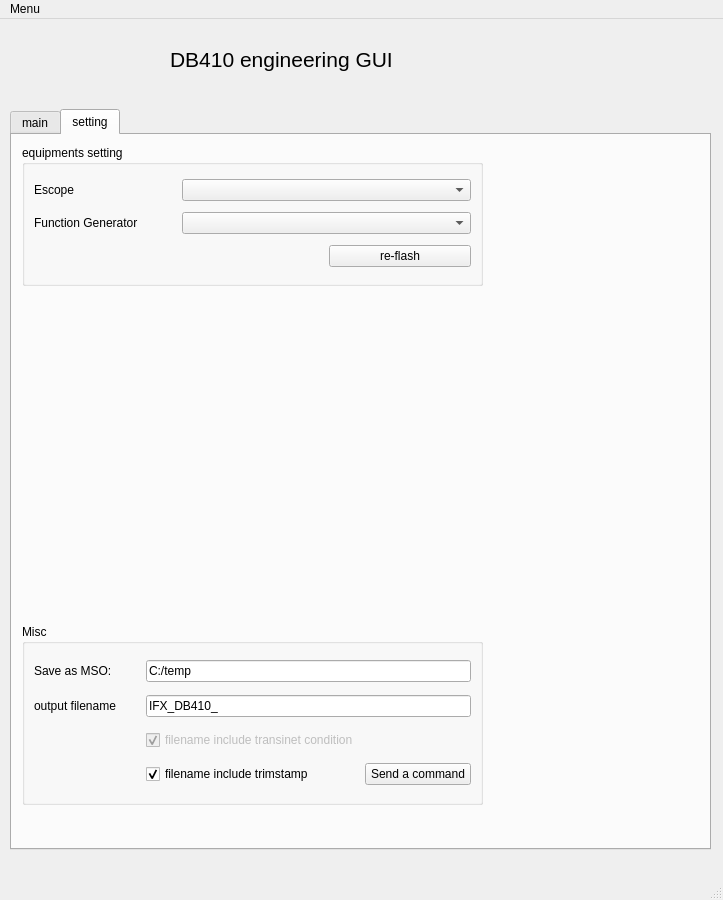
Above: PySide2_DB410_ui.ui from a9202507/ifx_gui_for_core_power_validation before the change. Below: the same form after it.
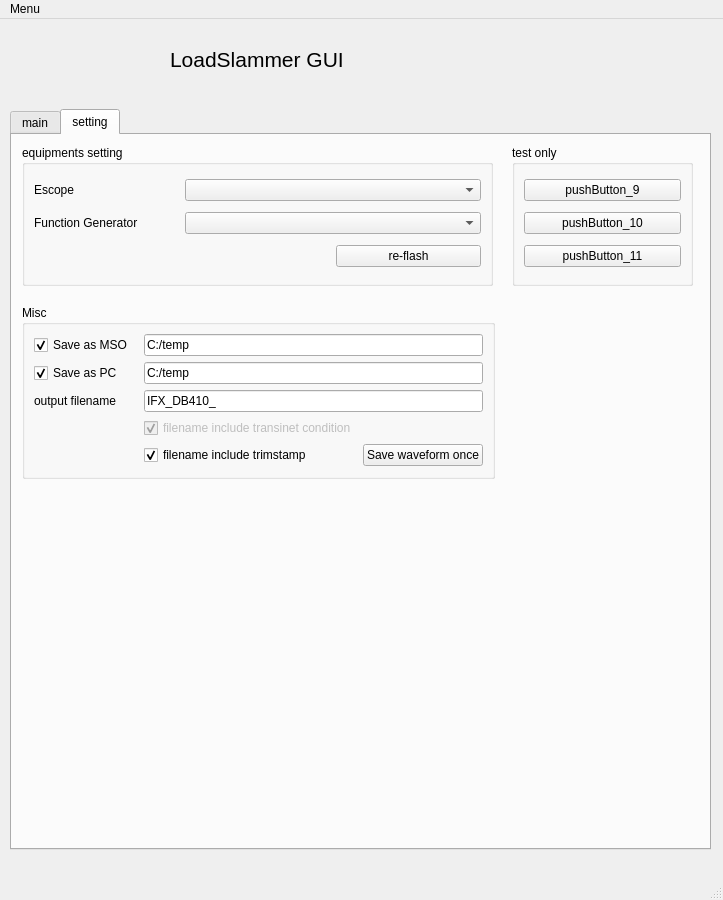
That is the form after the change. The open tabs and pages were chosen to show the change. Icons and pictures are not drawn.

What changed in the file:
```diff
--- a/PySide2_DB410_ui.ui
+++ b/PySide2_DB410_ui.ui
@@ -53,7 +53,7 @@
      </font>
     </property>
     <property name="text">
-     <string>DB410 engineering GUI</string>
+     <string>LoadSlammer GUI</string>
     </property>
    </widget>
    <widget class="QTabWidget" name="tabWidget">
@@ -362,7 +362,7 @@
        <rect>
         <x>10</x>
         <y>10</y>
-        <width>461</width>
+        <width>471</width>
         <height>141</height>
        </rect>
       </property>
@@ -406,16 +406,56 @@
       <property name="geometry">
        <rect>
         <x>10</x>
-        <y>489</y>
-        <width>461</width>
-        <height>181</height>
+        <y>170</y>
+        <width>473</width>
+        <height>174</height>
        </rect>
       </property>
       <property name="title">
        <string>Misc</string>
       </property>
       <layout class="QGridLayout" name="gridLayout_2">
+       <item row="0" column="0">
+        <widget class="QCheckBox" name="checkBox_4">
+         <property name="text">
+          <string>Save as MSO</string>
+         </property>
+         <property name="checked">
+          <bool>true</bool>
+         </property>
+        </widget>
+       </item>
+       <item row="1" column="0">
+        <widget class="QCheckBox" name="checkBox_5">
+         <property name="text">
+          <string>Save as PC</string>
+         </property>
+         <property name="checked">
+          <bool>true</bool>
+         </property>
+        </widget>
+       </item>
+       <item row="2" column="0">
+        <widget class="QLabel" name="label_8">
+         <property name="text">
+          <string>output filename</string>
+         </property>
+        </widget>
+       </item>
        <item row="3" column="1">
+        <widget class="QCheckBox" name="checkBox">
+         <property name="enabled">
+          <bool>false</bool>
+         </property>
+         <property name="text">
+          <string>filename include transinet condition</string>
+         </property>
+         <property name="checked">
+          <bool>true</bool>
+         </property>
+        </widget>
+       </item>
+       <item row="4" column="1">
         <widget class="QCheckBox" name="checkBox_2">
          <property name="text">
           <string>filename include trimstamp</string>
@@ -425,33 +465,20 @@
          </property>
         </widget>
        </item>
-       <item row="3" column="2">
+       <item row="4" column="2">
         <widget class="QPushButton" name="pushButton_7">
          <property name="enabled">
           <bool>true</bool>
          </property>
          <property name="text">
-          <string>Send a command</string>
+          <string>Save waveform once</string>
          </property>
         </widget>
        </item>
-       <item row="2" column="1">
-        <widget class="QCheckBox" name="checkBox">
-         <property name="enabled">
-          <bool>false</bool>
-         </property>
+       <item row="1" column="1" colspan="2">
+        <widget class="QLineEdit" name="lineEdit_27">
          <property name="text">
-          <string>filename include transinet condition</string>
-         </property>
-         <property name="checked">
-          <bool>true</bool>
-         </property>
-        </widget>
-       </item>
-       <item row="1" column="0">
-        <widget class="QLabel" name="label_8">
-         <property name="text">
-          <string>output filename</string>
+          <string>C:/temp</string>
          </property>
         </widget>
        </item>
@@ -462,14 +489,7 @@
          </property>
         </widget>
        </item>
-       <item row="0" column="0">
-        <widget class="QLabel" name="label_21">
-         <property name="text">
-          <string>Save as MSO:</string>
-         </property>
-        </widget>
-       </item>
-       <item row="1" column="1" colspan="2">
+       <item row="2" column="1" colspan="2">
         <widget class="QLineEdit" name="lineEdit_7">
          <property name="text">
           <string>IFX_DB410_</string>
@@ -478,6 +498,51 @@
        </item>
       </layout>
      </widget>
+     <widget class="QGroupBox" name="groupBox_5">
+      <property name="geometry">
+       <rect>
+        <x>500</x>
+        <y>10</y>
+        <width>181</width>
+        <height>141</height>
+       </rect>
+      </property>
+      <property name="title">
+       <string>test only</string>
+      </property>
+      <layout class="QVBoxLayout" name="verticalLayout">
+       <item>
+        <widget class="QPushButton" name="pushButton_9">
+         <property name="enabled">
+          <bool>true</bool>
+         </property>
+         <property name="text">
+          <string>pushButton_9</string>
+         </property>
+        </widget>
+       </item>
+       <item>
+        <widget class="QPushButton" name="pushButton_10">
+         <property name="enabled">
+          <bool>true</bool>
+         </property>
+         <property name="text">
+          <string>pushButton_10</string>
+         </property>
+        </widget>
+       </item>
+       <item>
+        <widget class="QPushButton" name="pushButton_11">
+         <property name="enabled">
+          <bool>true</bool>
+         </property>
+         <property name="text">
+          <string>pushButton_11</string>
+         </property>
+        </widget>
+       </item>
+      </layout>
+     </widget>
     </widget>
    </widget>
   </widget>
```
Left out of the diff: 150 changed lines with no effect on the pictures.
